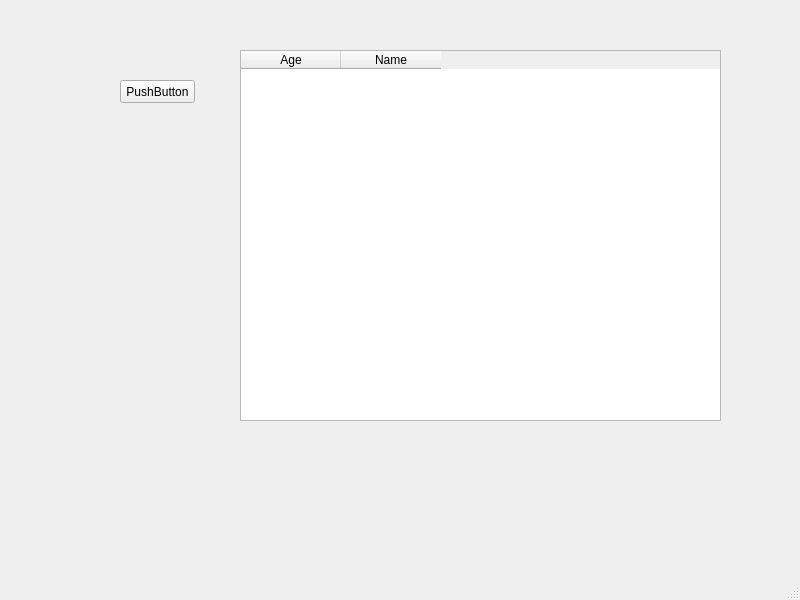
Above: DB_interface.ui from Sergey-ENOT/Str.And.Alg.-CourseWork- before the change. Below: the same form after it.
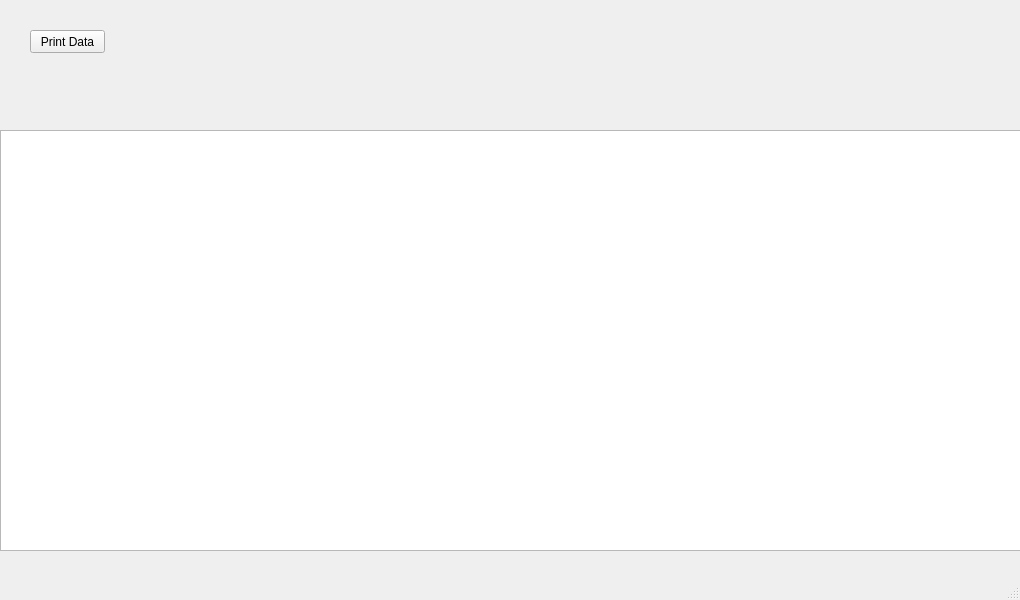
That is the form after the change.

Commit message: added ouptut in table

```diff
--- a/DB_interface.ui
+++ b/DB_interface.ui
@@ -6,7 +6,7 @@
    <rect>
     <x>0</x>
     <y>0</y>
-    <width>800</width>
+    <width>1020</width>
     <height>600</height>
    </rect>
   </property>
@@ -17,35 +17,25 @@
    <widget class="QPushButton" name="pushButton">
     <property name="geometry">
      <rect>
-      <x>120</x>
-      <y>80</y>
+      <x>30</x>
+      <y>30</y>
       <width>75</width>
       <height>23</height>
      </rect>
     </property>
     <property name="text">
-     <string>PushButton</string>
+     <string>Print Data</string>
     </property>
    </widget>
    <widget class="QTableWidget" name="tableWidget">
     <property name="geometry">
      <rect>
-      <x>240</x>
-      <y>50</y>
-      <width>481</width>
-      <height>371</height>
+      <x>0</x>
+      <y>130</y>
+      <width>1021</width>
+      <height>421</height>
      </rect>
     </property>
-    <column>
-     <property name="text">
-      <string>Age</string>
-     </property>
-    </column>
-    <column>
-     <property name="text">
-      <string>Name</string>
-     </property>
-    </column>
    </widget>
   </widget>
   <widget class="QMenuBar" name="menubar">
```
Left out of the diff: 2 changed lines with no effect on the pictures. The commit also changes 2 other files.
